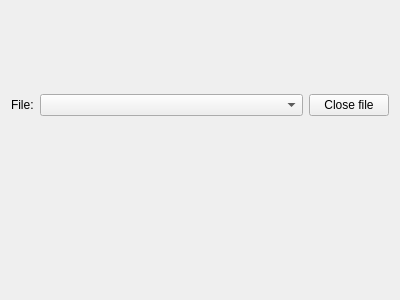
echmet/CEval, file src/gui/evaluationupperwidget.ui: the form before one commit.
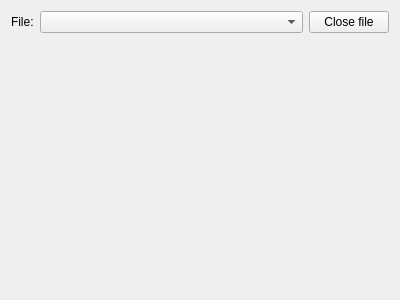
The form after the commit.

Commit message: Use MinimumExpading size policy to scale widgets in evaluation tab properly

What changed in the file:
```diff
--- a/src/gui/evaluationupperwidget.ui
+++ b/src/gui/evaluationupperwidget.ui
@@ -51,7 +51,7 @@
    <item>
     <widget class="QWidget" name="qw_container" native="true">
      <property name="sizePolicy">
-      <sizepolicy hsizetype="Maximum" vsizetype="Maximum">
+      <sizepolicy hsizetype="MinimumExpanding" vsizetype="MinimumExpanding">
        <horstretch>0</horstretch>
        <verstretch>0</verstretch>
       </sizepolicy>
```
